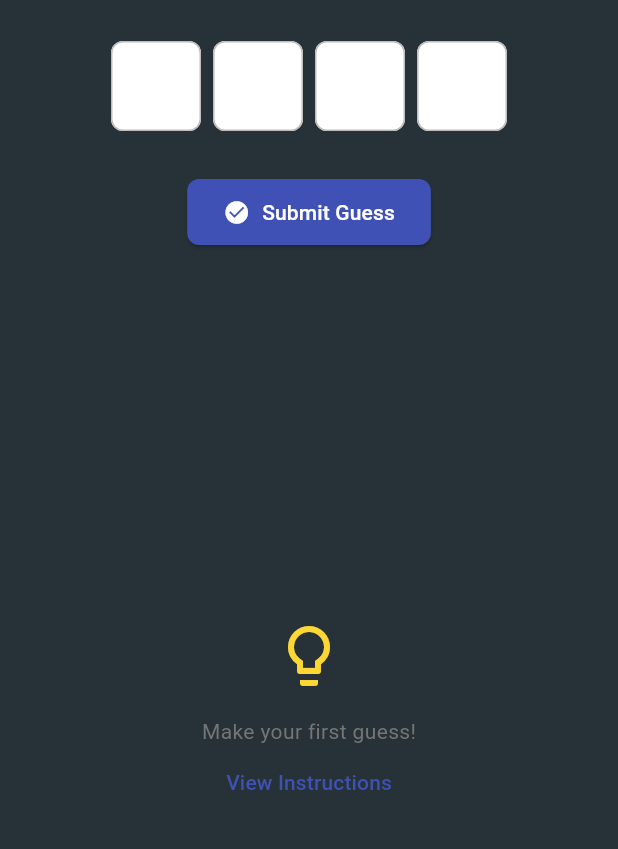
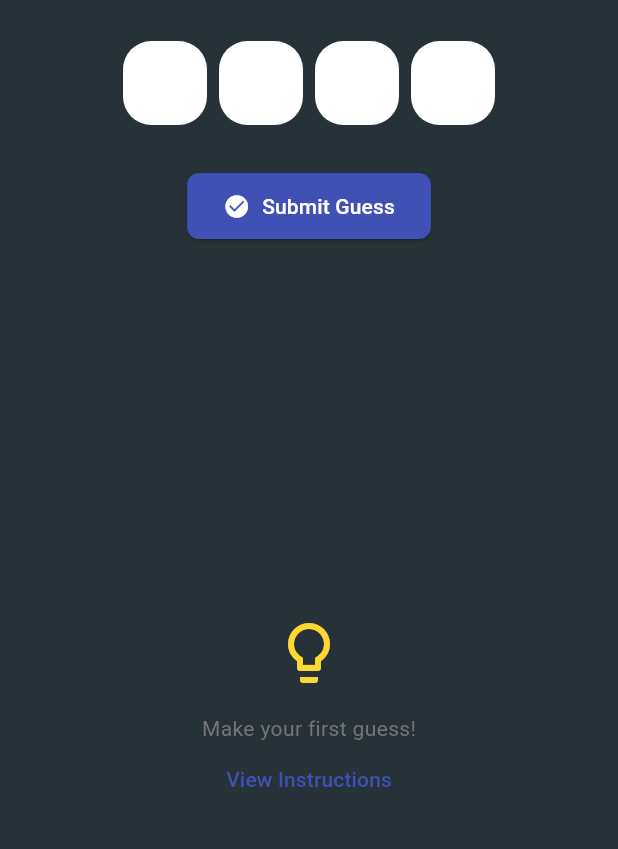
Before and after one commit to Brandt-does-coding/hits-and-blows, a Flutter app: the GameScreen screen opened by its route, on a phone screen of 412 x 824 dp, the part 67-916 px from its top. Run offline on Flutter 3.47's test engine with Material 3 defaults, Android fonts, the phone set to English and light mode, and no system bars; drawn by our look-alikes of pinput; our stand-ins replace flutter_riverpod, go_router, shared_preferences; accounts and stored records are empty.

Commit message:
Added pinput to do the code input, much much easier to handle

```diff
--- a/lib/src/feature/game/widgets/number_input_field.dart
+++ /dev/null
@@ -1,81 +0,0 @@
-import 'package:flutter/material.dart';
-import 'package:flutter/services.dart';
-import 'package:flutter_riverpod/flutter_riverpod.dart';
-import 'package:hits_and_blows_game/src/constants/input_styles.dart';
-import 'package:hits_and_blows_game/src/feature/game/providers/game_state_provider.dart';
-import 'package:hits_and_blows_game/src/global/themes/theme.dart';
-
-class NumberInputField extends ConsumerWidget {
-  final int index;
-  final Function(int) onChanged;
-  final FocusNode focusNode;
-  final TextEditingController controller;
-  final int secretLength;
-
-  const NumberInputField({
-    super.key,
-    required this.index,
-    required this.onChanged,
-    required this.focusNode,
-    required this.controller,
-    required this.secretLength,
-  });
-
-  void _onKeyPressed(KeyEvent event, int index) {
-    // Only check on key down
-    // if (event.logicalKey == LogicalKeyboardKey.backspace &&
-    //     _controllers[index].text.isEmpty) {
-    //   print('Backspace on empty field $index');
-    //   if (index > 0) {
-    //     FocusScope.of(context).requestFocus(_focusNodes[index - 1]);
-    //   }
-    // }
-  }
-
-  @override
-  Widget build(BuildContext context, WidgetRef ref) {
-    final gameState = ref.watch(gameStateProvider);
-    final isGameCompleted = gameState.gameCompleted;
-
-    return Padding(
-      padding: const EdgeInsets.symmetric(horizontal: 4.0),
-      child: SizedBox(
-        height: 60,
-        width: 60,
-        child: KeyboardListener(
-          focusNode: focusNode,
-          onKeyEvent: (event) => _onKeyPressed(event, index),
-          child: TextField(
-            controller: controller,
-            textAlign: TextAlign.center,
-            keyboardType: TextInputType.number,
-            maxLength: 1,
-            enabled: !isGameCompleted,
-            style: AppTheme.inputTextStyle,
-            decoration: inputDecoration,
-            inputFormatters: [FilteringTextInputFormatter.digitsOnly],
-            onChanged: (value) {
-              if (value.isNotEmpty) {
-                final digit = int.parse(value);
-                onChanged(digit);
-
-                // Move focus to next field if available
-                if (index < secretLength - 1) {
-                  ref
-                      .read(gameStateProvider.notifier)
-                      .updateCurrentDigitIndex(index + 1);
-                  FocusScope.of(context).nextFocus();
-                } else {
-                  // Last field, hide keyboard
-                  FocusScope.of(context).requestFocus(focusNode);
-                }
-              } else if (value.isEmpty && index > 0) {
-                FocusScope.of(context).previousFocus();
-              }
-            },
-          ),
-        ),
-      ),
-    );
-  }
-}
--- a/lib/src/feature/game/widgets/number_inputs.dart
+++ b/lib/src/feature/game/widgets/number_inputs.dart
@@ -3,6 +3,8 @@ import 'package:flutter/material.dart';
 import 'package:flutter_riverpod/flutter_riverpod.dart';
 import 'package:hits_and_blows_game/src/feature/game/providers/textfield_input_provider.dart';
 import 'package:hits_and_blows_game/src/feature/game/widgets/number_input_field.dart';
+import 'package:hits_and_blows_game/src/global/themes/theme.dart';
+import 'package:pinput/pinput.dart';
 
 class NumberInputs extends ConsumerStatefulWidget {
   final AnimationController shakeController;
@@ -42,6 +44,19 @@ class _NumberInputsState extends ConsumerState<NumberInputs>
       textfieldInputProvider(widget.secretLength),
     );
 
+    final defaultPinTheme = PinTheme(
+      width: 56,
+      height: 56,
+      textStyle: const TextStyle(
+        fontSize: 22,
+        color: Color.fromRGBO(30, 60, 87, 1),
+      ),
+      decoration: BoxDecoration(
+        borderRadius: BorderRadius.circular(19),
+        color: Colors.white,
+      ),
+    );
+
     return AnimatedBuilder(
       animation: _shakeAnimation,
       builder: (context, child) {
@@ -53,23 +68,29 @@ class _NumberInputsState extends ConsumerState<NumberInputs>
           child: child,
         );
       },
-      child: Row(
-        mainAxisAlignment: MainAxisAlignment.center,
-        children: List.generate(widget.secretLength, (index) {
-          return NumberInputField(
-            index: index,
-            secretLength: widget.secretLength,
-            controller: textfieldControllers.controllers[index],
-            focusNode: textfieldControllers.focusNodes[index],
-            onChanged: (digit) {
-              setState(() {
-                widget.currentGuess[index] = digit;
-                widget.setInvalidMessage;
-              });
-            },
-          );
-        }),
+      child: Pinput(
+        length: widget.secretLength,
+        controller: textfieldControllers.controllers.first,
+        focusNode: textfieldControllers.focusNodes.first,
+        defaultPinTheme: defaultPinTheme,
       ),
+      // child: Row(
+      //   mainAxisAlignment: MainAxisAlignment.center,
+      //   children: List.generate(widget.secretLength, (index) {
+      //     return NumberInputField(
+      //       index: index,
+      //       secretLength: widget.secretLength,
+      //       controller: textfieldControllers.controllers[index],
+      //       focusNode: textfieldControllers.focusNodes[index],
+      //       onChanged: (digit) {
+      //         setState(() {
+      //           widget.currentGuess[index] = digit;
+      //           widget.setInvalidMessage;
+      //         });
+      //       },
+      //     );
+      //   }),
+      // ),
     );
   }
 }
--- a/pubspec.yaml
+++ b/pubspec.yaml
@@ -13,6 +13,7 @@ dependencies:
     sdk: flutter
   flutter_riverpod: ^2.6.1
   go_router: ^14.8.1
+  pinput: ^5.0.1
   shared_preferences: ^2.5.3
 
 dev_dependencies:
```
Also changed, not shown: lib/src/feature/game/models/textfield_input_state.dart (+19 -0 lines), lib/src/feature/game/providers/game_state_provider.dart (+4 -4 lines), pubspec.lock.
